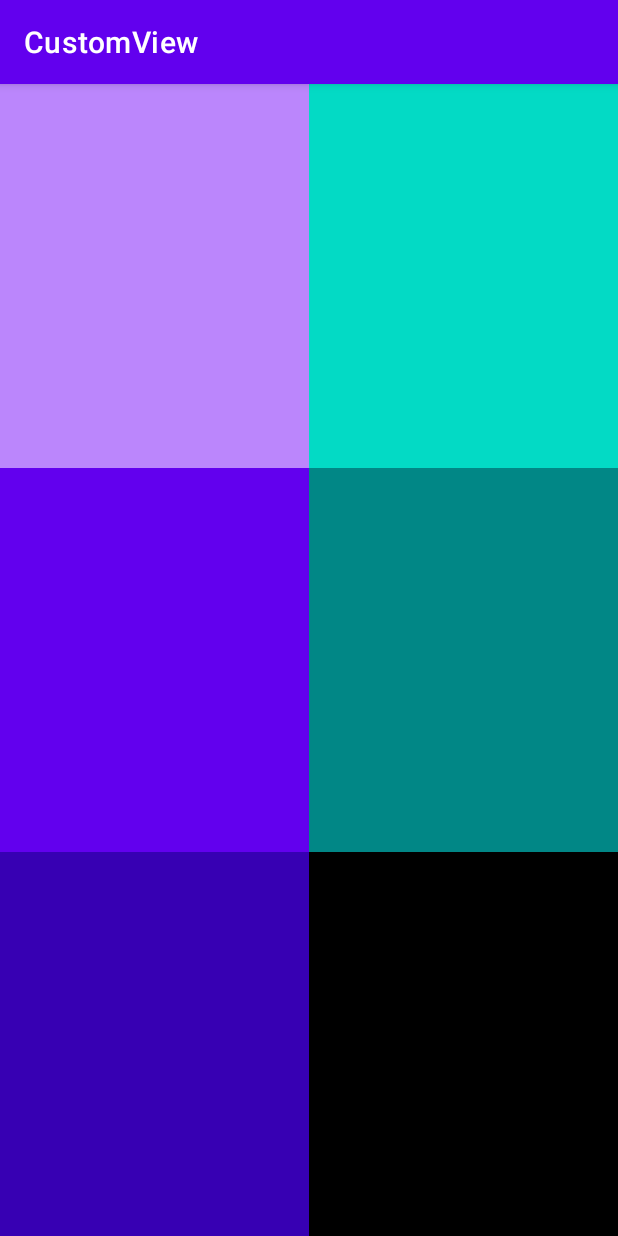
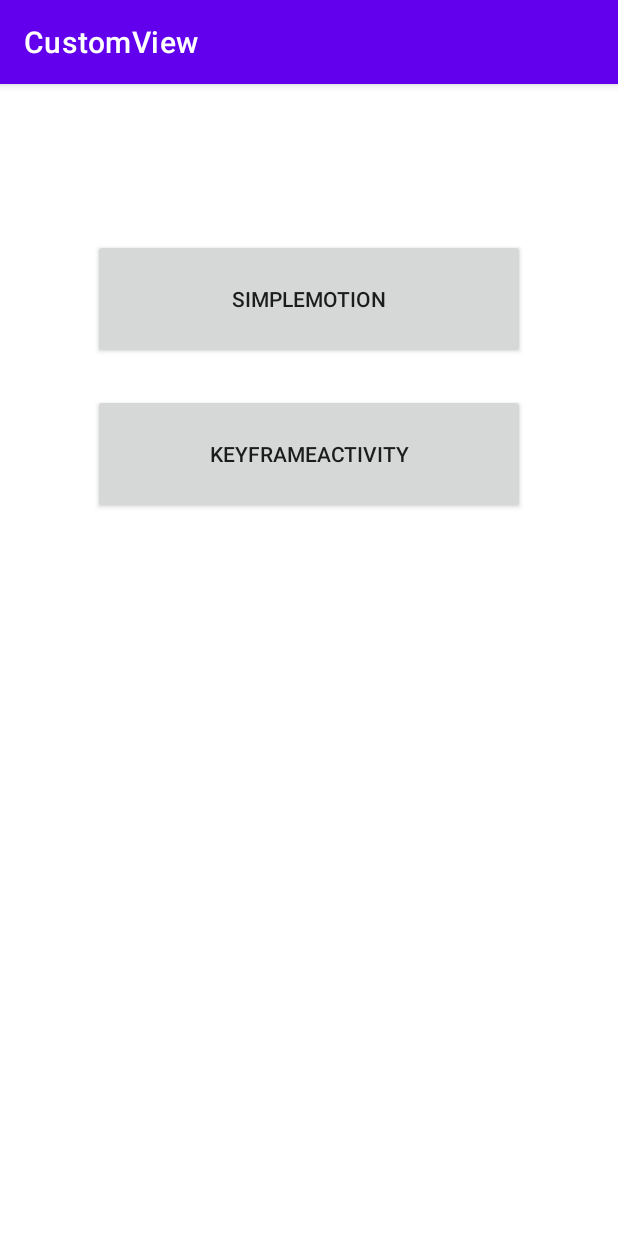
Before and after one commit to ZhangJiaXiaoEr/HencoderStudy, an Android app: the screen it shows after launch (MainActivity), on a phone screen of 412 x 824 dp. Run offline under Robolectric (Android 15) with nearby library versions, the phone set to English and light mode, and no system bars.

Commit message:
ContraintLayout和MotionLayout相关学习代码

```diff
--- a/customview/src/main/AndroidManifest.xml
+++ b/customview/src/main/AndroidManifest.xml
@@ -17,6 +17,8 @@
                 <category android:name="android.intent.category.LAUNCHER" />
             </intent-filter>
         </activity>
+        <activity android:name=".L28.MotionLayoutActivity1"/>
+        <activity android:name=".L28.KeyFrameActivity" />
     </application>
 
 </manifest>
--- a/customview/src/main/java/com/zjx/customview/MainActivity.kt
+++ b/customview/src/main/java/com/zjx/customview/MainActivity.kt
@@ -4,6 +4,7 @@ import android.animation.AnimatorSet
 import android.animation.ObjectAnimator
 import android.animation.PropertyValuesHolder
 import android.annotation.SuppressLint
+import android.content.Intent
 import androidx.appcompat.app.AppCompatActivity
 import android.os.Bundle
 import android.view.LayoutInflater
@@ -11,6 +12,8 @@ import android.view.View
 import android.view.animation.AccelerateDecelerateInterpolator
 import android.view.animation.AccelerateInterpolator
 import android.view.animation.DecelerateInterpolator
+import com.zjx.customview.L28.KeyFrameActivity
+import com.zjx.customview.L28.MotionLayoutActivity1
 
 class MainActivity : AppCompatActivity() {
     val binding: com.zjx.customview.databinding.ActivityMainBinding by inflate()
@@ -18,6 +21,16 @@ class MainActivity : AppCompatActivity() {
         super.onCreate(savedInstanceState)
         setContentView(R.layout.activity_main)
         objectAnimatorText()
+        click()
+    }
+
+    private fun click() {
+        binding.simpleMotion.setOnClickListener {
+            startActivity(Intent(this@MainActivity, MotionLayoutActivity1::class.java))
+        }
+        binding.keyframeActivity.setOnClickListener {
+            startActivity(Intent(this@MainActivity, KeyFrameActivity::class.java))
+        }
     }
 
     private fun viewPropertyAnimator() {
--- a/customview/src/main/res/layout/activity_main.xml
+++ b/customview/src/main/res/layout/activity_main.xml
@@ -1,5 +1,5 @@
 <?xml version="1.0" encoding="utf-8"?>
-<RelativeLayout xmlns:android="http://schemas.android.com/apk/res/android"
+<androidx.constraintlayout.widget.ConstraintLayout xmlns:android="http://schemas.android.com/apk/res/android"
     xmlns:app="http://schemas.android.com/apk/res-auto"
     xmlns:tools="http://schemas.android.com/tools"
     android:layout_width="match_parent"
@@ -7,146 +7,28 @@
     tools:context=".MainActivity"
     android:orientation="vertical">
 
-<!--   <com.zjx.customview.L15.FancyFlipView-->
-<!--       android:id="@+id/fancy_flip_view"-->
-<!--       android:layout_width="match_parent"-->
-<!--       android:layout_height="match_parent"/>-->
+   <androidx.appcompat.widget.AppCompatButton
+       android:id="@+id/simple_motion"
+       android:layout_width="0dp"
+       android:layout_height="80dp"
+       app:layout_constraintBottom_toBottomOf="parent"
+       app:layout_constraintEnd_toEndOf="parent"
+       app:layout_constraintStart_toStartOf="parent"
+       app:layout_constraintTop_toTopOf="parent"
+       app:layout_constraintVertical_bias="0.15"
+       app:layout_constraintWidth_percent="0.7"
+       android:text="SimpleMotion"/>
 
-<!--   <com.zjx.customview.L16.DrawableView-->
-<!--       android:layout_width="150dp"-->
-<!--       android:layout_height="150dp"-->
-<!--       />-->
-   <!--<com.zjx.customview.L17.MaterialEditText
-       android:layout_width="200dp"
-       android:layout_height="50dp"
-       android:textSize="15sp"
-       android:hint="@string/pass_word_hint"/>-->
+   <androidx.appcompat.widget.AppCompatButton
+       android:id="@+id/keyframe_activity"
+       android:layout_width="0dp"
+       android:layout_height="80dp"
+       app:layout_constraintBottom_toBottomOf="parent"
+       app:layout_constraintEnd_toEndOf="parent"
+       app:layout_constraintStart_toStartOf="parent"
+       app:layout_constraintTop_toTopOf="parent"
+       app:layout_constraintVertical_bias="0.3"
+       app:layout_constraintWidth_percent="0.7"
+       android:text="KeyFrameActivity"/>
 
-<!--   <com.zjx.customview.L19.SquareImageView-->
-<!--       android:layout_width="300dp"-->
-<!--       android:layout_height="400dp"-->
-<!--       android:src="@mipmap/xiaoxin"-->
-<!--       />-->
-
-   <!--<com.zjx.customview.L19.CircleView
-       android:layout_width="250dp"
-       android:layout_height="250dp"
-       android:background="@color/teal_200"/>-->
-   <!--<com.zjx.customview.L20.TagLayout
-       android:layout_width="wrap_content"
-       android:layout_height="wrap_content">
-
-      <com.zjx.customview.L20.ColorTextView
-          android:layout_width="wrap_content"
-          android:layout_height="wrap_content"
-          android:text="北京"/>
-      <com.zjx.customview.L20.ColorTextView
-          android:layout_width="wrap_content"
-          android:layout_height="wrap_content"
-          android:text="上海"/>
-      <com.zjx.customview.L20.ColorTextView
-          android:layout_width="wrap_content"
-          android:layout_height="wrap_content"
-          android:text="天津"/>
-      <com.zjx.customview.L20.ColorTextView
-          android:layout_width="wrap_content"
-          android:layout_height="wrap_content"
-          android:text="重庆"/>
-      <com.zjx.customview.L20.ColorTextView
-          android:layout_width="wrap_content"
-          android:layout_height="wrap_content"
-          android:text="石家庄"/>
-      <com.zjx.customview.L20.ColorTextView
-          android:layout_width="wrap_content"
-          android:layout_height="wrap_content"
-          android:text="深圳"/>
-      <com.zjx.customview.L20.ColorTextView
-          android:layout_width="wrap_content"
-          android:layout_height="wrap_content"
-          android:text="广州"/>
-      <com.zjx.customview.L20.ColorTextView
-          android:layout_width="wrap_content"
-          android:layout_height="wrap_content"
-          android:text="台湾"/>
-      <com.zjx.customview.L20.ColorTextView
-          android:layout_width="wrap_content"
-          android:layout_height="wrap_content"
-          android:text="香港"/>
-      <com.zjx.customview.L20.ColorTextView
-          android:layout_width="wrap_content"
-          android:layout_height="wrap_content"
-          android:text="澳门"/>
-      <com.zjx.customview.L20.ColorTextView
-          android:layout_width="wrap_content"
-          android:layout_height="wrap_content"
-          android:text="乌鲁木齐"/>
-      <com.zjx.customview.L20.ColorTextView
-          android:layout_width="wrap_content"
-          android:layout_height="wrap_content"
-          android:text="乌鲁木齐"/>
-
-   </com.zjx.customview.L20.TagLayout>-->
-
-
-   <!--<com.zjx.customview.L23.ScaleableImageView
-       android:layout_width="match_parent"
-       android:layout_height="match_parent"/>-->
-
-  <!-- <com.zjx.customview.L24.MultiTouchView3
-       android:layout_width="match_parent"
-       android:layout_height="match_parent"/>-->
-
-  <!-- <com.zjx.customview.L25.TwoPageView
-       android:layout_width="match_parent"
-       android:layout_height="match_parent">
-
-      <View
-          android:layout_width="match_parent"
-          android:layout_height="match_parent"
-          android:background="@color/purple_500"/>
-
-      <View
-          android:layout_width="match_parent"
-          android:layout_height="match_parent"
-          android:background="@color/teal_200"/>
-
-   </com.zjx.customview.L25.TwoPageView>-->
-
-   <com.zjx.customview.L26.DragGroupView
-       android:layout_width="match_parent"
-       android:layout_height="match_parent">
-
-      <View
-          android:layout_width="match_parent"
-          android:layout_height="match_parent"
-          android:background="@color/purple_200"/>
-
-      <View
-          android:layout_width="match_parent"
-          android:layout_height="match_parent"
-          android:background="@color/teal_200"/>
-
-
-      <View
-          android:layout_width="match_parent"
-          android:layout_height="match_parent"
-          android:background="@color/purple_500"/>
-
-      <View
-          android:layout_width="match_parent"
-          android:layout_height="match_parent"
-          android:background="@color/teal_700"/>
-
-      <View
-          android:layout_width="match_parent"
-          android:layout_height="match_parent"
-          android:background="@color/purple_700"/>
-
-
-      <View
-          android:layout_width="match_parent"
-          android:layout_height="match_parent"
-          android:background="@color/black"/>
-
-   </com.zjx.customview.L26.DragGroupView>
-</RelativeLayout>
+</androidx.constraintlayout.widget.ConstraintLayout>
```
Also changed, not shown: customview/src/main/java/com/zjx/customview/L28/KeyFrameActivity.kt (added, +31 -0 lines), customview/src/main/java/com/zjx/customview/L28/MotionLayoutActivity1.kt (added, +7 -0 lines), customview/src/main/java/com/zjx/customview/L28/MyImage.kt (added, +16 -0 lines), customview/src/main/res/layout/activity_keyframe.xml (added, +20 -0 lines), customview/src/main/res/layout/activity_motionlayout1.xml (added, +77 -0 lines), customview/src/main/res/layout/layout_constraint.xml (added, +60 -0 lines), customview/src/main/res/xml/activity_keyframe_scene.xml (added, +71 -0 lines), customview/src/main/res/xml/activity_motionlayout1_scene.xml (added, +87 -0 lines).
